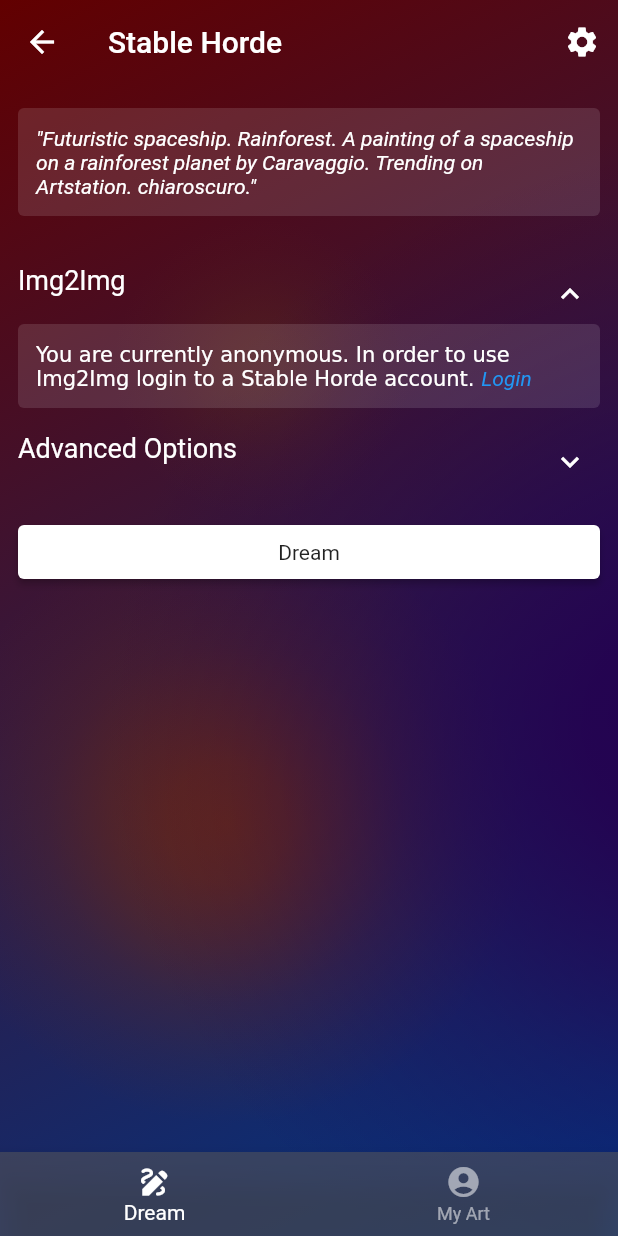
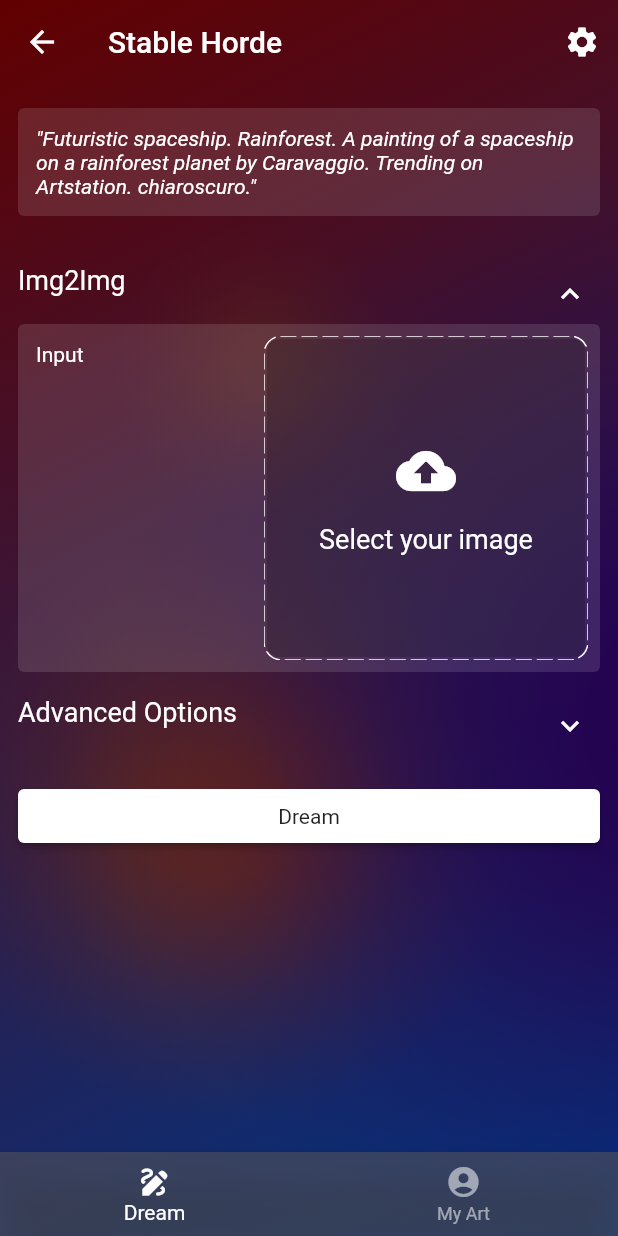
Before and after one commit to ndahlquist/stable-horde-flutter, a Flutter app: the HomePage screen opened directly, after a tap on "Img2Img", on a phone screen of 412 x 824 dp. Run offline on Flutter 3.47's test engine with Material 2 defaults, Android fonts, the phone set to English and light mode, and no system bars; drawn by our look-alikes of dotted_border, expandable; our stand-ins replace cached_network_image, firebase_analytics, firebase_core, firebase_remote_config, flutter_svg, google_fonts and 6 more; accounts and stored records are empty; generated files the repository leaves out were written again; Roboto replaces fonts that are missing (Ubuntu).

Commit message:
Adjust UX given request

```diff
--- a/lib/pages/image_picker_page.dart
+++ b/lib/pages/image_picker_page.dart
@@ -37,89 +37,6 @@ class _ImagePickerPageState extends State<ImagePickerPage> {
 
   Widget _img2ImgOption() {
     return FutureBuilder<String?>(
-      future: sharedPrefsBloc.getApiKey(),
-      builder: (context, snapshot) {
-        if (snapshot.hasError) {
-          print(snapshot.error);
-          print(snapshot.stackTrace);
-          Sentry.captureException(
-            snapshot.error,
-            stackTrace: snapshot.stackTrace,
-          );
-        }
-
-        if (snapshot.connectionState == ConnectionState.waiting) {
-          // Loading
-          return const Padding(
-            padding: EdgeInsets.all(12),
-            child: CircularProgressIndicator(),
-          );
-        }
-        var apiKey = snapshot.data;
-        if (apiKey == null) {
-          // User is anonymous
-          return _anonymouseWidget();
-        } else {
-          // logged in
-          return _loggedInWidget();
-        }
-      },
-    );
-  }
-
-  _selectImage(BuildContext context) {
-    return showDialog(
-      context: context,
-      builder: (context) {
-        return SimpleDialog(
-          title: const Text('Select source'),
-          children: [
-            SimpleDialogOption(
-              padding: const EdgeInsets.all(20),
-              child: const Text('Take a photo'),
-              onPressed: () async {
-                onImagePick(ImageSource.camera);
-              },
-            ),
-            SimpleDialogOption(
-              padding: const EdgeInsets.all(20),
-              child: const Text('Choose from gallery'),
-              onPressed: () async {
-                onImagePick(ImageSource.gallery);
-              },
-            ),
-            SimpleDialogOption(
-              padding: const EdgeInsets.all(20),
-              child: const Text('Cancel'),
-              onPressed: () async {
-                Navigator.of(context).pop();
-              },
-            ),
-          ],
-        );
-      },
-    );
-  }
-
-  void _removeSelectedImage() async {
-    await sharedPrefsBloc.setImg2ImgInput(null);
-    // Refresh the UI.
-    setState(() {});
-  }
-
-  void onImagePick(ImageSource imageSource) async {
-    Navigator.of(context).pop();
-    Uint8List file = await pickImage(imageSource);
-
-    String encodedFile = base64.encode(file);
-    await sharedPrefsBloc.setImg2ImgInput(encodedFile);
-
-    // Refresh the UI.
-    setState(() {});
-  }
-
-  Widget _loggedInWidget() {
-    return FutureBuilder<String?>(
         future: sharedPrefsBloc.getImg2ImgInput(),
         builder: (context, snapshot) {
           if (snapshot.hasError) {
@@ -138,6 +55,7 @@ class _ImagePickerPageState extends State<ImagePickerPage> {
               child: CircularProgressIndicator(),
             );
           }
+
           String? img2ImgInput = snapshot.data;
 
           Widget image;
@@ -147,7 +65,7 @@ class _ImagePickerPageState extends State<ImagePickerPage> {
               children: [
                 Positioned(
                   child: GestureDetector(
-                  onTap: () => _selectImage(context),
+                    onTap: () => _onClickImg2Img(context),
                     child: SizedBox(
                       height: 216,
                       width: 216,
@@ -165,7 +83,7 @@ class _ImagePickerPageState extends State<ImagePickerPage> {
                 Positioned(
                   right: -16,
                   child: RawMaterialButton(
-                  onPressed: _removeSelectedImage,
+                    onPressed: _onDeleteSelectedImage,
                     elevation: 2.0,
                     fillColor: Colors.black.withOpacity(.5),
                     shape: const CircleBorder(),
@@ -180,7 +98,7 @@ class _ImagePickerPageState extends State<ImagePickerPage> {
           } else {
             // No img selected yet
             image = GestureDetector(
-            onTap: () => _selectImage(context),
+              onTap: () => _onClickImg2Img(context),
               child: DottedBorder(
                 borderType: BorderType.RRect,
                 radius: const Radius.circular(12),
@@ -252,15 +170,15 @@ class _ImagePickerPageState extends State<ImagePickerPage> {
               ),
             ),
           );
-      },
-    );
+        });
   }
 
-  Widget _anonymouseWidget() {
-    return FractionallySizedBox(
-      widthFactor: 1,
-      child: GestureDetector(
-        onTap: () async {
+  _onClickImg2Img(BuildContext context) async {
+    var apiKey = await sharedPrefsBloc.getApiKey();
+    if (!mounted) return;
+
+    if (apiKey == null) {
+      // user not logged in
       conversionsBloc.beginLogin();
 
       await showDialog(
@@ -272,26 +190,60 @@ class _ImagePickerPageState extends State<ImagePickerPage> {
 
       // Refresh the UI.
       setState(() {});
+    } else {
+      // continue selecting an image
+      _selectImage(context);
+    }
+  }
+
+  _selectImage(BuildContext context) {
+    return showDialog(
+      context: context,
+      builder: (context) {
+        return SimpleDialog(
+          title: const Text('Select source'),
+          children: [
+            SimpleDialogOption(
+              padding: const EdgeInsets.all(20),
+              child: const Text('Take a photo'),
+              onPressed: () async {
+                onImagePick(ImageSource.camera);
               },
-        child: SectionFrame(
-          child: RichText(
-            textScaleFactor: MediaQuery.of(context).textScaleFactor,
-            text: const TextSpan(
-              children: [
-                TextSpan(
-                  text:
-                      "You are currently anonymous. In order to use Img2Img login to a Stable Horde account. ",
             ),
-                TextSpan(
-                  text: 'Login',
-                  style: TextStyle(
-                      fontStyle: FontStyle.italic, color: Colors.blue),
-                )
+            SimpleDialogOption(
+              padding: const EdgeInsets.all(20),
+              child: const Text('Choose from gallery'),
+              onPressed: () async {
+                onImagePick(ImageSource.gallery);
+              },
+            ),
+            SimpleDialogOption(
+              padding: const EdgeInsets.all(20),
+              child: const Text('Cancel'),
+              onPressed: () async {
+                Navigator.of(context).pop();
+              },
+            ),
           ],
-            ),
-          ),
-        ),
-      ),
+        );
+      },
     );
   }
+
+  void _onDeleteSelectedImage() async {
+    await sharedPrefsBloc.setImg2ImgInput(null);
+    // Refresh the UI.
+    setState(() {});
   }
+
+  void onImagePick(ImageSource imageSource) async {
+    Navigator.of(context).pop();
+    Uint8List file = await pickImage(imageSource);
+
+    String encodedFile = base64.encode(file);
+    await sharedPrefsBloc.setImg2ImgInput(encodedFile);
+
+    // Refresh the UI.
+    setState(() {});
+  }
+}
```
Lines whose indentation alone changed are shown as unchanged.
